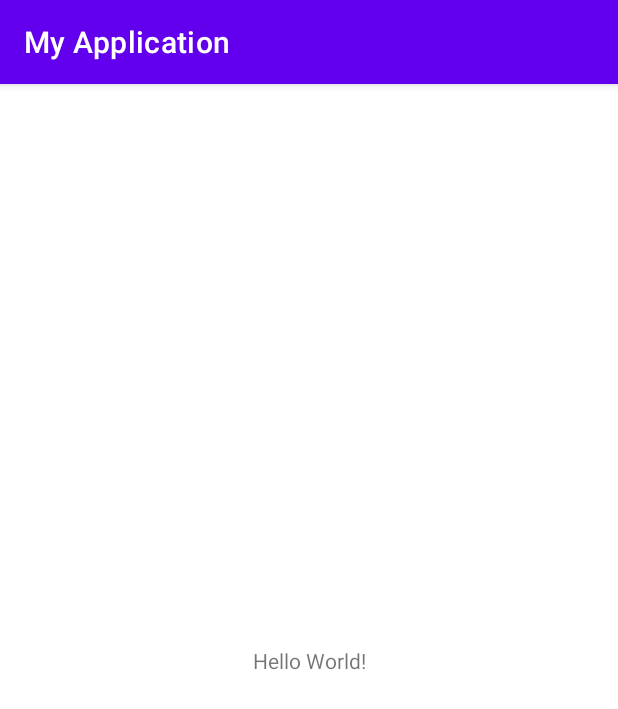
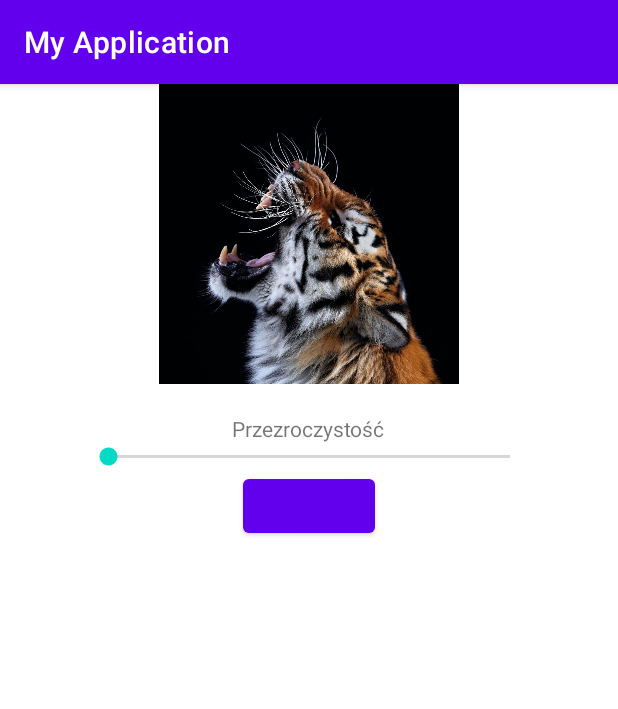
Before and after one commit to lukasz0307/edytor_zdjec, an Android app: the screen it shows after launch (MainActivity), on a phone screen of 412 x 824 dp. Shown: the top 709 px of the screen. Run offline under Robolectric (Android 15) with nearby library versions, the phone set to English and light mode, and no system bars.

Commit message:
layout cz1

```diff
--- a/app/src/main/java/com/example/myapplication/MainActivity.java
+++ b/app/src/main/java/com/example/myapplication/MainActivity.java
@@ -3,6 +3,7 @@ package com.example.myapplication;
 import androidx.appcompat.app.AppCompatActivity;
 
 import android.os.Bundle;
+import android.view.View;
 
 public class MainActivity extends AppCompatActivity {
 
@@ -11,4 +12,7 @@ public class MainActivity extends AppCompatActivity {
         super.onCreate(savedInstanceState);
         setContentView(R.layout.activity_main);
     }
+    public void click(View view){
+
+    }
 }
--- a/app/src/main/res/layout/activity_main.xml
+++ b/app/src/main/res/layout/activity_main.xml
@@ -1,18 +1,42 @@
 <?xml version="1.0" encoding="utf-8"?>
-<androidx.constraintlayout.widget.ConstraintLayout xmlns:android="http://schemas.android.com/apk/res/android"
+<RelativeLayout xmlns:android="http://schemas.android.com/apk/res/android"
     xmlns:app="http://schemas.android.com/apk/res-auto"
     xmlns:tools="http://schemas.android.com/tools"
     android:layout_width="match_parent"
     android:layout_height="match_parent"
     tools:context=".MainActivity">
 
+    <ImageView
+        android:layout_width="wrap_content"
+        android:layout_height="200dp"
+        android:src="@drawable/foto"
+        android:layout_centerHorizontal="true"
+        android:id="@+id/image"
+        />
     <TextView
         android:layout_width="wrap_content"
         android:layout_height="wrap_content"
-        android:text="Hello World!"
-        app:layout_constraintBottom_toBottomOf="parent"
-        app:layout_constraintEnd_toEndOf="parent"
-        app:layout_constraintStart_toStartOf="parent"
-        app:layout_constraintTop_toTopOf="parent" />
+        android:layout_below="@+id/image"
+        android:id="@+id/text"
+        android:text="Przezroczystość"
+        android:layout_centerHorizontal="true"
+        android:paddingTop="20dp"
+        />
+    <SeekBar
+        android:layout_width="300dp"
+        android:layout_height="wrap_content"
+        android:layout_below="@+id/text"
+        android:layout_centerHorizontal="true"
+        android:max="100"
+        android:min="0"
+        android:id="@+id/transparency"
+        />
+    <Button
+        android:layout_width="wrap_content"
+        android:layout_height="wrap_content"
+        android:layout_below="@+id/transparency"
+        android:layout_centerHorizontal="true"
+        android:onClick="click"
+        />
 
-</androidx.constraintlayout.widget.ConstraintLayout>
+</RelativeLayout>
```
Also changed, not shown: app/src/main/res/drawable-v24/foto.jpg (added).
